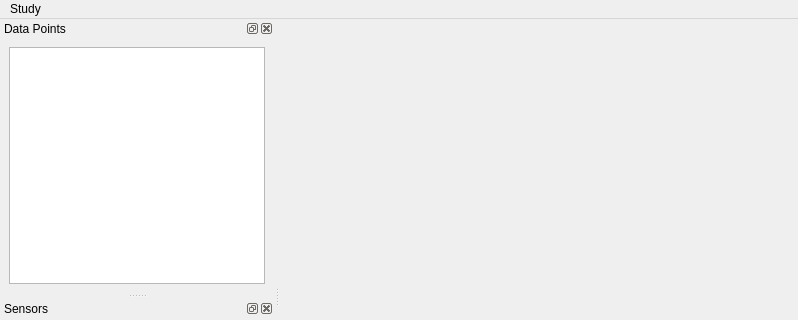
Old version of the form molonaviz/mainwindow.ui in the repository SandraClodion/projet_molonaviz; both pictures show x 0 to 798 and y 0 to 320 of the 798 by 595 pixel window.
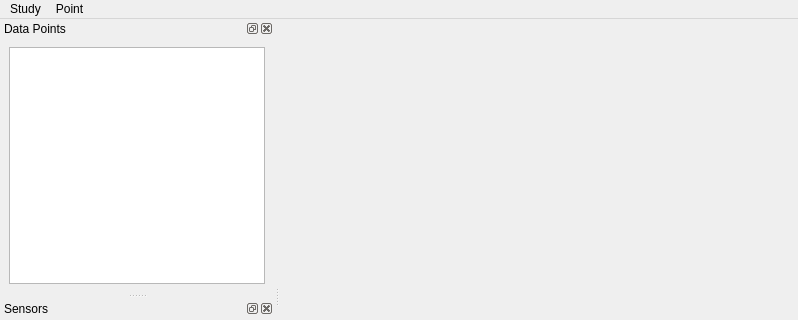
New version of the form.

Commit message: Ajout menu Point à la main window

Diff of the .ui file:
```diff
--- a/molonaviz/mainwindow.ui
+++ b/molonaviz/mainwindow.ui
@@ -32,7 +32,16 @@
     <addaction name="separator"/>
     <addaction name="actionExit"/>
    </widget>
+   <widget class="QMenu" name="menuPoint">
+    <property name="title">
+     <string>Point</string>
+    </property>
+    <addaction name="actionImport_Point"/>
+    <addaction name="actionOpen_Point"/>
+    <addaction name="actionRemove_Point"/>
+   </widget>
    <addaction name="menuStudy"/>
+   <addaction name="menuPoint"/>
   </widget>
   <widget class="QStatusBar" name="statusbar"/>
   <widget class="QDockWidget" name="dockDataPoints">
```
Left out of the diff: 15 changed lines with no effect on the pictures.
